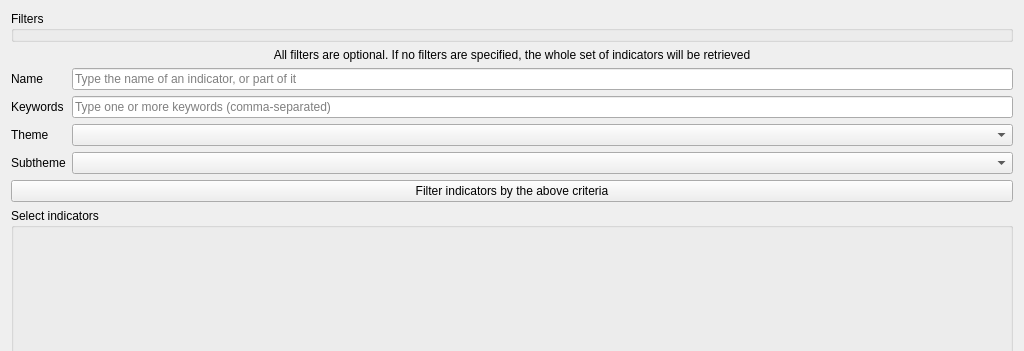
First picture: the form in svir/ui/ui_select_sv_variables.ui, repository gem/qt-experiments, before the edit; both pictures show x 0 to 1024 and y 0 to 351 of the 1024 by 737 pixel window.
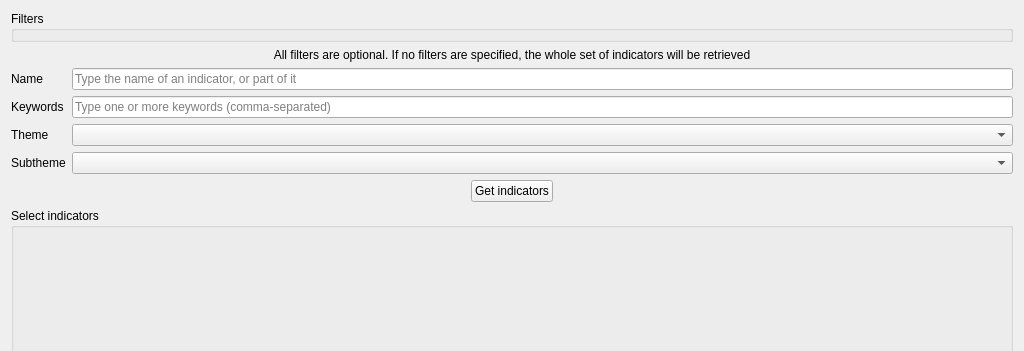
Second picture: the form after the edit. Custom widgets are drawn as their Qt base class.

Commit message: Change get indicators button to be more clearly visible

```diff
--- a/svir/ui/ui_select_sv_variables.ui
+++ b/svir/ui/ui_select_sv_variables.ui
@@ -31,10 +31,10 @@
      </property>
     </widget>
    </item>
-   <item row="3" column="0">
+   <item row="3" column="0" alignment="Qt::AlignHCenter">
     <widget class="QPushButton" name="filter_btn">
      <property name="text">
-      <string>Filter indicators by the above criteria</string>
+      <string>Get indicators</string>
      </property>
     </widget>
    </item>
```
The commit also changes 1 other file.
